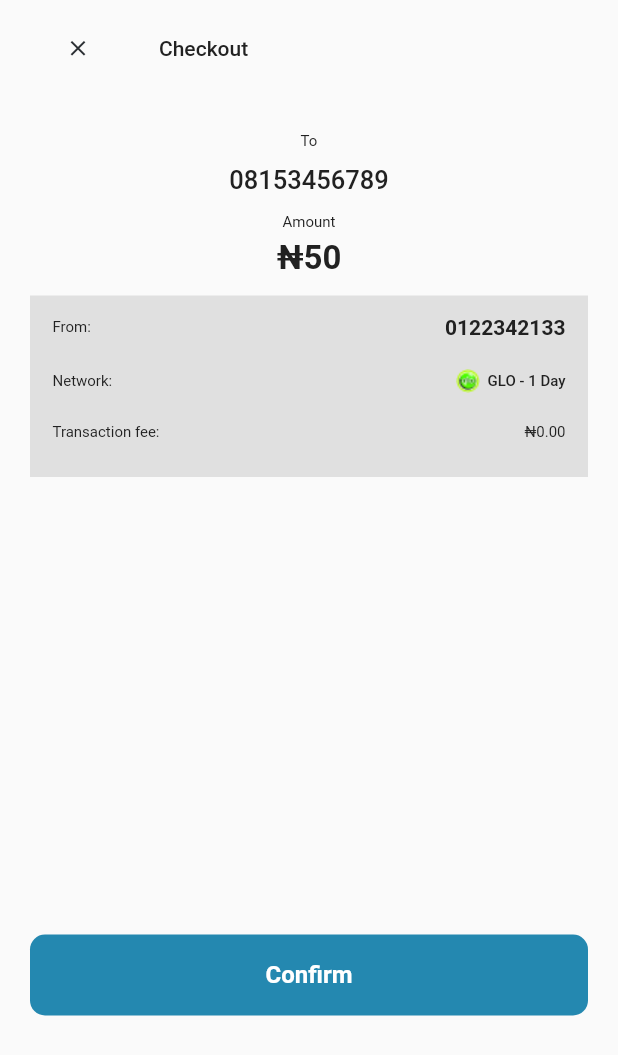
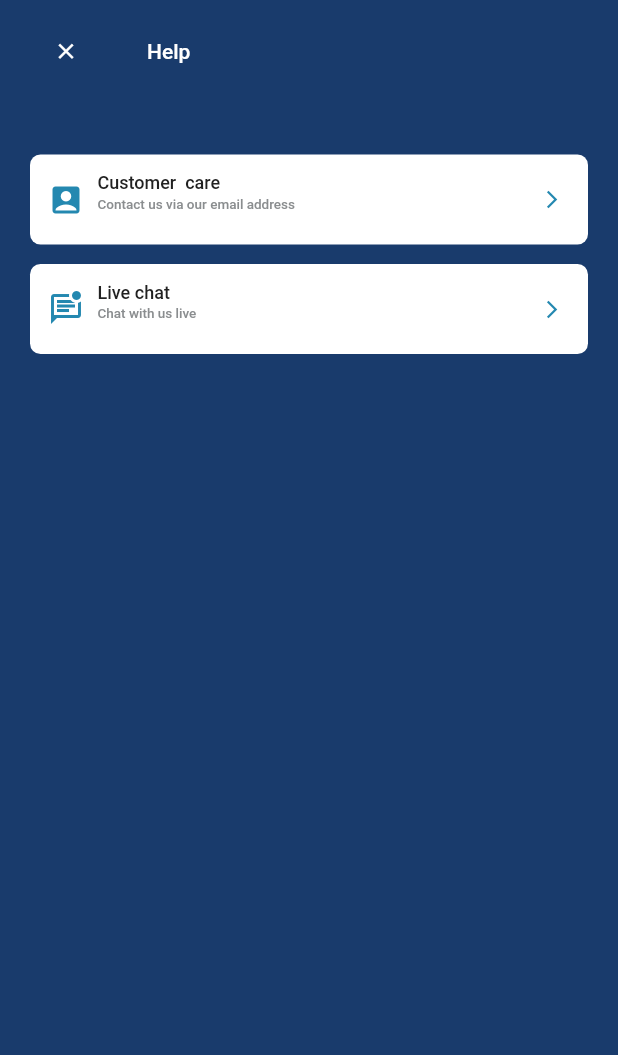
Before and after one commit to sholarrh/compact_pay, a Flutter app: the screen it shows after launch, on a phone screen of 412 x 824 dp. Shown: the top 1055 px of the screen. Run offline on Flutter 3.47's test engine with Material 2 defaults, Android fonts, the phone set to English and light mode, and no system bars; our stand-ins replace grouped_list, image_picker, pin_code_fields, shared_preferences, timer_count_down; missing offline and left inert: email_otp; Roboto replaces fonts that are missing (Poppins).

Commit message:
primate newscreen commit

```diff
--- a/lib/main.dart
+++ b/lib/main.dart
@@ -3,6 +3,7 @@ import 'package:compact_pay/screens/Data/check_out.dart';
 import 'package:flutter/material.dart';
 import 'package:provider/provider.dart';
 
+import 'screens/Help/help.dart';
 import 'screens/SplashScreen/splashscreen.dart';
 import 'screens/homepage.dart';
 import 'widgets/bottom_nav.dart';
@@ -28,7 +29,7 @@ class MyApp extends StatelessWidget {
           primarySwatch: Colors.blue,
           fontFamily: 'Poppins',
         ),
-        home: const Checkout(),
+        home: const Help(),
       ),);
   }
 }
--- /dev/null
+++ b/lib/screens/Help/help.dart
@@ -0,0 +1,179 @@
+import 'package:flutter/material.dart';
+
+import '../../utils/app_colors.dart';
+import '../../widgets/my_text.dart';
+import 'customer_care.dart';
+import 'live_chat.dart';
+
+class Help extends StatefulWidget {
+  const Help({Key? key}) : super(key: key);
+
+  @override
+  State<Help> createState() => _HelpState();
+}
+
+class _HelpState extends State<Help> {
+  @override
+  Widget build(BuildContext context) {
+    return Scaffold(
+      backgroundColor: darkBlue,
+      body: SingleChildScrollView(
+        child: SafeArea(
+          child: Padding(
+            padding: const EdgeInsets.only(left: 20, right: 20),
+            child: Column(
+              children: [
+                Padding(
+                  padding: const EdgeInsets.only(top: 10, bottom: 40),
+                  child: Row(
+                    mainAxisAlignment: MainAxisAlignment.start,
+                    children: [
+                      IconButton(
+                        icon: const Icon(Icons.close),
+                        iconSize: 17,
+                        color: white,
+                        onPressed: () {
+                          Navigator.pop(context);
+                        },
+                      ),
+                      const SizedBox(
+                        width: 30,
+                      ),
+                      MyText(
+                        'Help',
+                        fontSize: 14,
+                        fontWeight: FontWeight.w500,
+                        color: white,
+                      ),
+                    ],
+                  ),
+                ),
+                Container(
+                  margin: const EdgeInsets.symmetric(vertical: 5),
+                  padding: const EdgeInsets.only(top: 12, bottom: 12, left: 12),
+                  height: 60,
+                  width: double.infinity,
+                  decoration: BoxDecoration(
+                    color: white,
+                    borderRadius: BorderRadius.circular(7),
+                  ),
+                  child: Row(
+                    mainAxisAlignment: MainAxisAlignment.spaceBetween,
+                    children: [
+                      Row(
+                        children: [
+                          const Icon(
+                            Icons.account_box,
+                            color: mainBlue,
+                          ),
+                          const SizedBox(
+                            width: 9,
+                          ),
+                          Column(
+                            mainAxisAlignment: MainAxisAlignment.start,
+                            crossAxisAlignment: CrossAxisAlignment.start,
+                            children: [
+                              MyText(
+                                'Customer  care',
+                                fontSize: 12,
+                                fontWeight: FontWeight.w500,
+                                color: black2121,
+                              ),
+                              const SizedBox(
+                                height: 2,
+                              ),
+                              MyText(
+                                'Contact us via our email address  ',
+                                fontSize: 9,
+                                fontWeight: FontWeight.w500,
+                                color: const Color(0xff8A8D8F),
+                              ),
+                            ],
+                          ),
+                        ],
+                      ),
+                      IconButton(
+                        onPressed: () {
+                          Navigator.push(
+                              context,
+                              MaterialPageRoute(
+                                  builder: (context) => const CustomerCare()));
+                        },
+                        icon: const Icon(
+                          Icons.arrow_forward_ios_outlined,
+                          color: mainBlue,
+                          size: 14,
+                        ),
+                      ),
+                    ],
+                  ),
+                ),
+                SizedBox(height: 3),
+                Container(
+                  margin: const EdgeInsets.symmetric(vertical: 5),
+                  padding: const EdgeInsets.only(top: 12, bottom: 12, left: 12),
+                  height: 60,
+                  width: double.infinity,
+                  decoration: BoxDecoration(
+                    color: white,
+                    borderRadius: BorderRadius.circular(7),
+                  ),
+                  child: Row(
+                    mainAxisAlignment: MainAxisAlignment.spaceBetween,
+                    children: [
+                      Row(
+                        children: [
+                          const Icon(
+                            Icons.mark_unread_chat_alt_outlined,
+                            color: mainBlue,
+                          ),
+                          const SizedBox(
+                            width: 9,
+                          ),
+                          Column(
+                            mainAxisAlignment: MainAxisAlignment.start,
+                            crossAxisAlignment: CrossAxisAlignment.start,
+                            children: [
+                              MyText(
+                                'Live chat',
+                                fontSize: 12,
+                                fontWeight: FontWeight.w500,
+                                color: black2121,
+                              ),
+                              const SizedBox(
+                                height: 2,
+                              ),
+                              MyText(
+                                'Chat with us live',
+                                fontSize: 9,
+                                fontWeight: FontWeight.w500,
+                                color: const Color(0xff8A8D8F),
+                              ),
+                            ],
+                          ),
+                        ],
+                      ),
+                      IconButton(
+                        onPressed: () {
+                          Navigator.push(
+                              context,
+                              MaterialPageRoute(
+                                  builder: (context) => LiveChat()));
+                        },
+                        icon: const Icon(
+                          Icons.arrow_forward_ios_outlined,
+                          color: mainBlue,
+                          size: 14,
+                        ),
+                      ),
+                    ],
+                  ),
+                ),
+              ],
+            ),
+          ),
+        ),
+      ),
+    );
+  }
+}
--- a/pubspec.yaml
+++ b/pubspec.yaml
@@ -48,6 +48,7 @@ dependencies:
   shared_preferences: ^2.0.15
   image_picker: ^0.8.6
   pin_code_fields: ^7.4.0
+  url_launcher: ^6.1.7
 
 
 dev_dependencies:
```
Also changed, not shown: lib/models/user_details.dart (+27 -0 lines), lib/screens/Help/customer_care.dart (added, +104 -0 lines), lib/screens/Help/live_chat.dart (added, +173 -0 lines), assets/images/young man in headset using computer.png (added), pubspec.lock.
